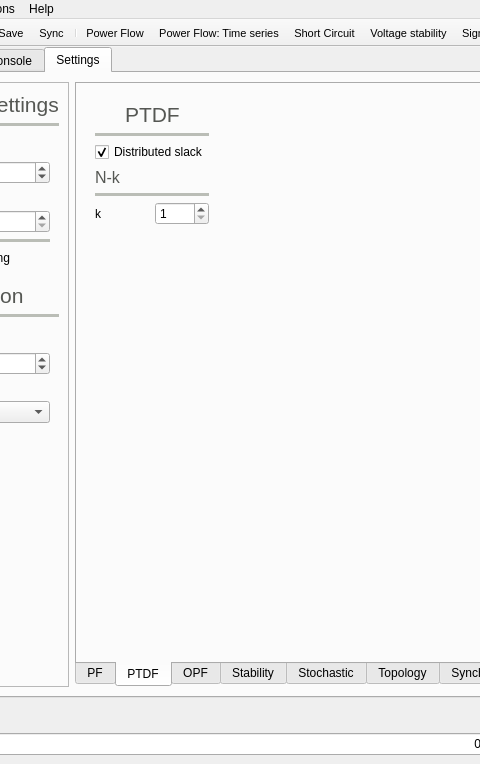
The window that src/GridCal/Gui/Main/MainWindow.ui (SanPen/GridCal) describes before a commit, drawn with Qt 5; both pictures show x 145 to 625 and y 0 to 764 of the 1210 by 764 pixel window.
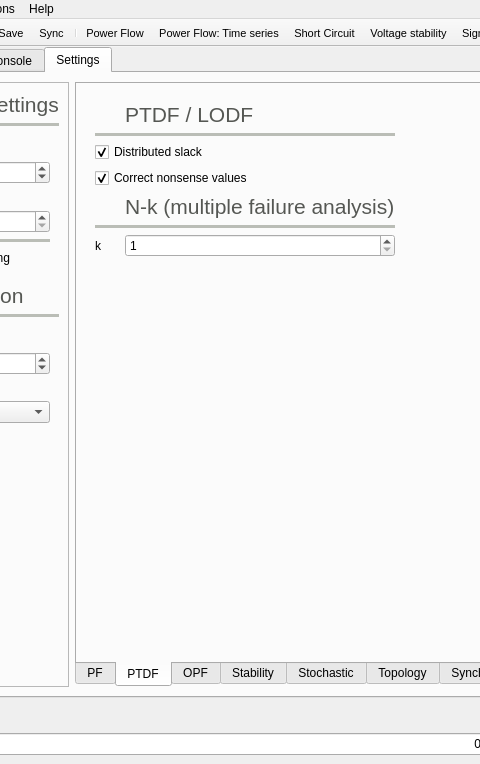
The same window after the commit. The open tabs and pages were chosen to show the change. Icons and pictures are not drawn.

Commit message: Improved the results of the PTDF driver

```diff
--- a/src/GridCal/Gui/Main/MainWindow.ui
+++ b/src/GridCal/Gui/Main/MainWindow.ui
@@ -2604,24 +2604,67 @@
                <enum>QFrame::Raised</enum>
               </property>
               <layout class="QGridLayout" name="gridLayout_14">
-               <item row="5" column="0">
-                <widget class="QLabel" name="label_21">
-                 <property name="text">
-                  <string>k</string>
+               <item row="6" column="0" colspan="3">
+                <widget class="Line" name="line_23">
+                 <property name="palette">
+                  <palette>
+                   <active>
+                    <colorrole role="WindowText">
+                     <brush brushstyle="SolidPattern">
+                      <color alpha="255">
+                       <red>186</red>
+                       <green>189</green>
+                       <blue>182</blue>
+                      </color>
+                     </brush>
+                    </colorrole>
+                   </active>
+                   <inactive>
+                    <colorrole role="WindowText">
+                     <brush brushstyle="SolidPattern">
+                      <color alpha="255">
+                       <red>186</red>
+                       <green>189</green>
+                       <blue>182</blue>
+                      </color>
+                     </brush>
+                    </colorrole>
+                   </inactive>
+                   <disabled>
+                    <colorrole role="WindowText">
+                     <brush brushstyle="SolidPattern">
+                      <color alpha="255">
+                       <red>190</red>
+                       <green>190</green>
+                       <blue>190</blue>
+                      </color>
+                     </brush>
+                    </colorrole>
+                   </disabled>
+                  </palette>
                  </property>
+                 <property name="frameShadow">
+                  <enum>QFrame::Plain</enum>
+                 </property>
+                 <property name="lineWidth">
+                  <number>4</number>
+                 </property>
+                 <property name="orientation">
+                  <enum>Qt::Horizontal</enum>
+                 </property>
                 </widget>
                </item>
-               <item row="3" column="0" colspan="2">
-                <widget class="QLabel" name="label_61">
+               <item row="1" column="0" colspan="3">
+                <widget class="Line" name="line_22">
                  <property name="palette">
                   <palette>
                    <active>
                     <colorrole role="WindowText">
                      <brush brushstyle="SolidPattern">
                       <color alpha="255">
-                       <red>85</red>
-                       <green>87</green>
-                       <blue>83</blue>
+                       <red>186</red>
+                       <green>189</green>
+                       <blue>182</blue>
                       </color>
                      </brush>
                     </colorrole>
@@ -2630,9 +2673,9 @@
                     <colorrole role="WindowText">
                      <brush brushstyle="SolidPattern">
                       <color alpha="255">
-                       <red>85</red>
-                       <green>87</green>
-                       <blue>83</blue>
+                       <red>186</red>
+                       <green>189</green>
+                       <blue>182</blue>
                       </color>
                      </brush>
                     </colorrole>
@@ -2650,30 +2693,28 @@
                    </disabled>
                   </palette>
                  </property>
-                 <property name="font">
-                  <font>
-                   <pointsize>12</pointsize>
-                  </font>
+                 <property name="frameShadow">
+                  <enum>QFrame::Plain</enum>
                  </property>
-                 <property name="text">
-                  <string>N-k</string>
+                 <property name="lineWidth">
+                  <number>4</number>
                  </property>
+                 <property name="orientation">
+                  <enum>Qt::Horizontal</enum>
+                 </property>
                 </widget>
                </item>
-               <item row="5" column="1">
-                <widget class="QSpinBox" name="spinBox">
-                 <property name="toolTip">
-                  <string>&lt;html&gt;&lt;head/&gt;&lt;body&gt;&lt;p&gt;Number of elements failed at one simulation. It is incremental, so when k=2, the simulation does the branch failing for k=1 and k=2.&lt;/p&gt;&lt;/body&gt;&lt;/html&gt;</string>
+               <item row="2" column="0" colspan="3">
+                <widget class="QCheckBox" name="ptdf_distributed_slack_checkBox">
+                 <property name="text">
+                  <string>Distributed slack</string>
                  </property>
-                 <property name="minimum">
-                  <number>1</number>
+                 <property name="checked">
+                  <bool>true</bool>
                  </property>
-                 <property name="value">
-                  <number>1</number>
-                 </property>
                 </widget>
                </item>
-               <item row="7" column="0">
+               <item row="9" column="0">
                 <spacer name="verticalSpacer_12">
                  <property name="orientation">
                   <enum>Qt::Vertical</enum>
@@ -2686,7 +2727,7 @@
                  </property>
                 </spacer>
                </item>
-               <item row="0" column="0" colspan="2">
+               <item row="0" column="0" colspan="3">
                 <widget class="QFrame" name="frame_42">
                  <property name="frameShape">
                   <enum>QFrame::NoFrame</enum>
@@ -2777,7 +2818,7 @@
                      </font>
                     </property>
                     <property name="text">
-                     <string>PTDF</string>
+                     <string>PTDF / LODF</string>
                     </property>
                     <property name="alignment">
                      <set>Qt::AlignBottom|Qt::AlignLeading|Qt::AlignLeft</set>
@@ -2787,116 +2828,107 @@
                  </layout>
                 </widget>
                </item>
-               <item row="1" column="0" colspan="2">
-                <widget class="Line" name="line_22">
-                 <property name="palette">
-                  <palette>
-                   <active>
-                    <colorrole role="WindowText">
-                     <brush brushstyle="SolidPattern">
-                      <color alpha="255">
-                       <red>186</red>
-                       <green>189</green>
-                       <blue>182</blue>
-                      </color>
-                     </brush>
-                    </colorrole>
-                   </active>
-                   <inactive>
-                    <colorrole role="WindowText">
-                     <brush brushstyle="SolidPattern">
-                      <color alpha="255">
-                       <red>186</red>
-                       <green>189</green>
-                       <blue>182</blue>
-                      </color>
-                     </brush>
-                    </colorrole>
-                   </inactive>
-                   <disabled>
-                    <colorrole role="WindowText">
-                     <brush brushstyle="SolidPattern">
-                      <color alpha="255">
-                       <red>190</red>
-                       <green>190</green>
-                       <blue>190</blue>
-                      </color>
-                     </brush>
-                    </colorrole>
-                   </disabled>
-                  </palette>
+               <item row="7" column="0">
+                <widget class="QLabel" name="label_21">
+                 <property name="text">
+                  <string>k</string>
                  </property>
-                 <property name="frameShadow">
-                  <enum>QFrame::Plain</enum>
-                 </property>
-                 <property name="lineWidth">
-                  <number>4</number>
-                 </property>
-                 <property name="orientation">
-                  <enum>Qt::Horizontal</enum>
-                 </property>
                 </widget>
                </item>
-               <item row="4" column="0" colspan="2">
-                <widget class="Line" name="line_23">
-                 <property name="palette">
-                  <palette>
-                   <active>
-                    <colorrole role="WindowText">
-                     <brush brushstyle="SolidPattern">
-                      <color alpha="255">
-                       <red>186</red>
-                       <green>189</green>
-                       <blue>182</blue>
-                      </color>
-                     </brush>
-                    </colorrole>
-                   </active>
-                   <inactive>
-                    <colorrole role="WindowText">
-                     <brush brushstyle="SolidPattern">
-                      <color alpha="255">
-                       <red>186</red>
-                       <green>189</green>
-                       <blue>182</blue>
-                      </color>
-                     </brush>
-                    </colorrole>
-                   </inactive>
-                   <disabled>
-                    <colorrole role="WindowText">
-                     <brush brushstyle="SolidPattern">
-                      <color alpha="255">
-                       <red>190</red>
-                       <green>190</green>
-                       <blue>190</blue>
-                      </color>
-                     </brush>
-                    </colorrole>
-                   </disabled>
-                  </palette>
+               <item row="4" column="0">
+                <widget class="QLabel" name="label_90">
+                 <property name="minimumSize">
+                  <size>
+                   <width>24</width>
+                   <height>24</height>
+                  </size>
                  </property>
-                 <property name="frameShadow">
-                  <enum>QFrame::Plain</enum>
+                 <property name="maximumSize">
+                  <size>
+                   <width>24</width>
+                   <height>24</height>
+                  </size>
                  </property>
-                 <property name="lineWidth">
-                  <number>4</number>
+                 <property name="text">
+                  <string/>
                  </property>
-                 <property name="orientation">
-                  <enum>Qt::Horizontal</enum>
+                 <property name="pixmap">
+                  <pixmap resource="icons.qrc">:/Icons/icons/otdf.svg</pixmap>
                  </property>
                 </widget>
                </item>
-               <item row="2" column="0" colspan="2">
-                <widget class="QCheckBox" name="ptdf_distributed_slack_checkBox">
+               <item row="3" column="0" colspan="3">
+                <widget class="QCheckBox" name="ptdf_correct_nonsense_values_checkBox">
                  <property name="text">
-                  <string>Distributed slack</string>
+                  <string>Correct nonsense values</string>
                  </property>
                  <property name="checked">
                   <bool>true</bool>
                  </property>
                 </widget>
                </item>
+               <item row="4" column="1" colspan="2">
+                <widget class="QLabel" name="label_61">
+                 <property name="palette">
+                  <palette>
+                   <active>
+                    <colorrole role="WindowText">
+                     <brush brushstyle="SolidPattern">
+                      <color alpha="255">
+                       <red>85</red>
+                       <green>87</green>
+                       <blue>83</blue>
+                      </color>
+                     </brush>
+                    </colorrole>
+                   </active>
+                   <inactive>
+                    <colorrole role="WindowText">
+                     <brush brushstyle="SolidPattern">
+                      <color alpha="255">
+                       <red>85</red>
+                       <green>87</green>
+                       <blue>83</blue>
+                      </color>
+                     </brush>
+                    </colorrole>
+                   </inactive>
+                   <disabled>
+                    <colorrole role="WindowText">
+                     <brush brushstyle="SolidPattern">
+                      <color alpha="255">
+                       <red>190</red>
+                       <green>190</green>
+                       <blue>190</blue>
+                      </color>
+                     </brush>
+                    </colorrole>
+                   </disabled>
+                  </palette>
+                 </property>
+                 <property name="font">
+                  <font>
+                   <pointsize>16</pointsize>
+                  </font>
+                 </property>
+                 <property name="text">
+                  <string>N-k (multiple failure analysis)</string>
+                 </property>
+                </widget>
+               </item>
+               <item row="7" column="1" colspan="2">
+                <widget class="QSpinBox" name="spinBox">
+                 <property name="toolTip">
+                  <string>&lt;html&gt;&lt;head/&gt;&lt;body&gt;&lt;p&gt;Number of elements failed at one simulation. It is incremental, so when k=2, the simulation does the branch failing for k=1 and k=2.&lt;/p&gt;&lt;/body&gt;&lt;/html&gt;</string>
+                 </property>
+                 <property name="minimum">
+                  <number>1</number>
+                 </property>
+                 <property name="value">
+                  <number>1</number>
+                 </property>
+                </widget>
+               </item>
               </layout>
              </widget>
             </item>
```
Left out of the diff: 3 changed lines with no effect on the pictures. The commit also changes 6 other files.
